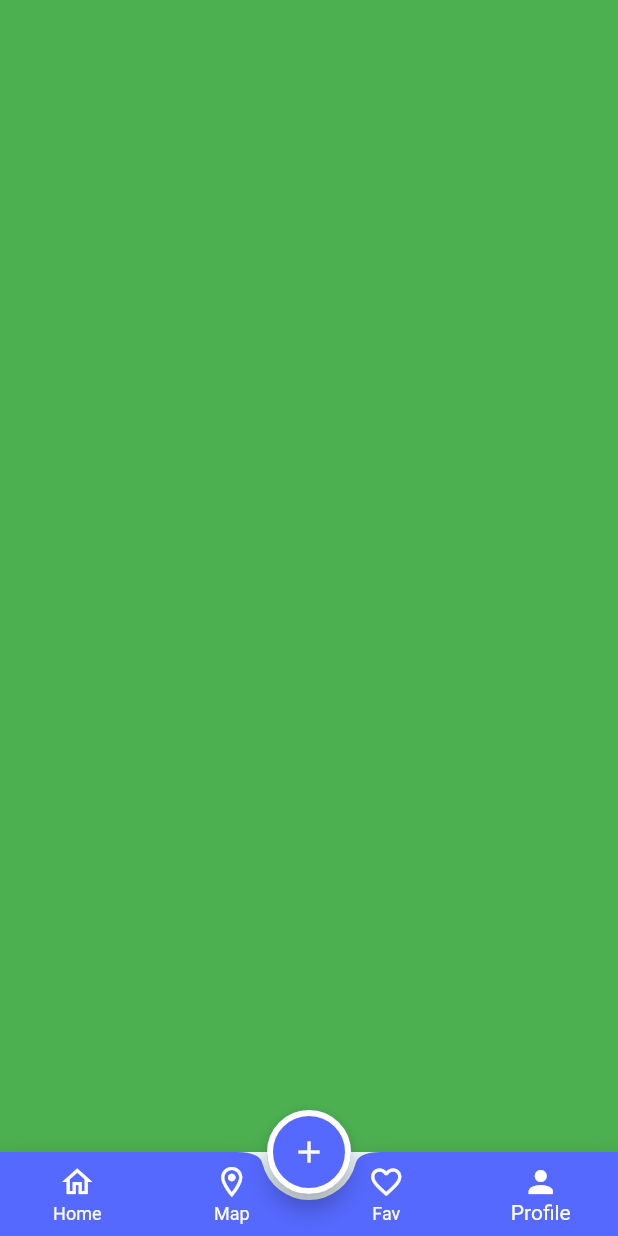
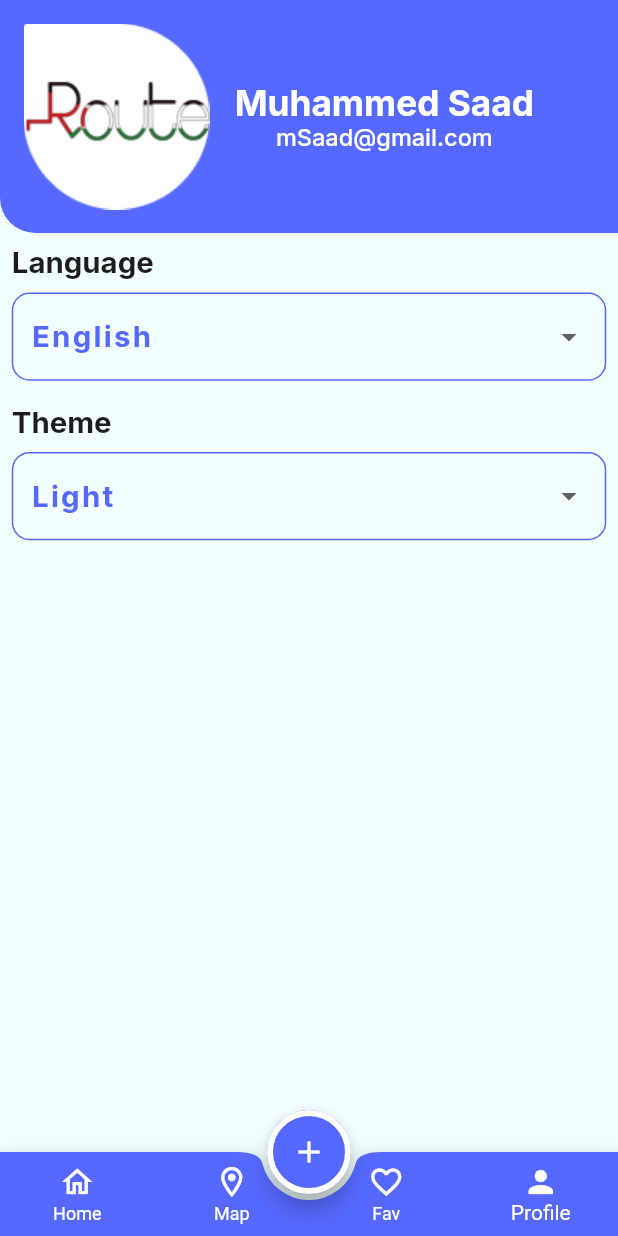
Before and after one commit to muhammedSaadX1/Evently-C15-Mon, a Flutter app: the screen it shows after launch, item 4 of the bottom bar chosen, on a phone screen of 412 x 824 dp. Run offline on Flutter 3.47's test engine with Material 3 defaults, Android fonts, the phone set to English and light mode, and no system bars; our stand-ins replace flutter_screenutil, google_fonts.

Commit message:
finished profile tab ui

```diff
--- a/lib/config/theme/theme_manager.dart
+++ b/lib/config/theme/theme_manager.dart
@@ -74,6 +74,11 @@ abstract class ThemeManager{
           textStyle: TextStyle(color: ColorsManager.blue, fontSize: 16.sp,fontWeight: FontWeight.bold,decoration: TextDecoration.underline, fontStyle: FontStyle.italic),
           foregroundColor: ColorsManager.blue),
 
+    ),
+    textTheme: TextTheme(
+      labelMedium: GoogleFonts.inter(fontSize: 20.sp, fontWeight: FontWeight.bold, color: ColorsManager.black1C),
+      labelSmall: GoogleFonts.inter(fontSize: 20.sp, fontWeight: FontWeight.bold, color: ColorsManager.blue),
+
     )
 
   );
--- a/lib/core/assets_manager.dart
+++ b/lib/core/assets_manager.dart
@@ -2,6 +2,7 @@ class ImageAssets{
   static const String base = "assets/images";
   static const String eventlyLogo = "$base/evently_logo.png";
   static const String meeting = "$base/meeting.png";
+  static const String profile = "$base/profile_image.png";
 }
 
 class SvgAssets{
--- a/lib/features/main_layout/profile/profile.dart
+++ b/lib/features/main_layout/profile/profile.dart
@@ -1,10 +1,139 @@
+import 'dart:developer';
+
+import 'package:evently_c15_mon/core/assets_manager.dart';
+import 'package:evently_c15_mon/core/colors_manager.dart';
 import 'package:flutter/material.dart';
+import 'package:flutter_screenutil/flutter_screenutil.dart';
+import 'package:google_fonts/google_fonts.dart';
 
-class Profile extends StatelessWidget {
+typedef OnChange = void Function(String?);
+
+class Profile extends StatefulWidget {
   const Profile({super.key});
 
   @override
+  State<Profile> createState() => _ProfileState();
+}
+
+class _ProfileState extends State<Profile> {
+  String selectedTheme = "Light";
+  String selectedLang = "English";
+
+  @override
   Widget build(BuildContext context) {
-    return Container(color: Colors.green,);
+    return SafeArea(
+      child: Column(
+        children: [
+          Container(
+            padding: REdgeInsets.all(16),
+            decoration: BoxDecoration(
+              color: ColorsManager.blue,
+              borderRadius: BorderRadius.only(
+                bottomLeft: Radius.circular(24.r),
+              ),
+            ),
+            child: Row(
+              children: [
+                Image.asset(ImageAssets.profile),
+                SizedBox(width: 16.w),
+                Column(
+                  children: [
+                    Text(
+                      "Muhammed Saad",
+                      style: GoogleFonts.inter(
+                        fontSize: 24.sp,
+                        fontWeight: FontWeight.bold,
+                        color: ColorsManager.white,
+                      ),
+                    ),
+                    Text(
+                      "mSaad@gmail.com",
+                      style: GoogleFonts.inter(
+                        fontSize: 16.sp,
+                        fontWeight: FontWeight.w500,
+                        color: ColorsManager.white,
+                      ),
+                    ),
+                  ],
+                ),
+              ],
+            ),
+          ),
+          Padding(
+            padding: REdgeInsets.all(8.0),
+            child: Column(
+              children: [
+                buildDropDown(
+                  selectedItemView: selectedLang,
+                  labelText: "Language",
+                  menuItems: ["English", "عربي"],
+                  onChange: (newLang) {
+                   selectedLang = newLang!;
+                   setState(() {
+
+                   });
+                  },
+                ),
+                SizedBox(height: 16.h),
+                buildDropDown(
+                  selectedItemView: selectedTheme,
+                  labelText: "Theme",
+                  menuItems: ["Light", "Dark"],
+                  onChange: (newTheme) {
+                   selectedTheme = newTheme!;
+                    setState(() {});
+                  },
+                ),
+              ],
+            ),
+          ),
+        ],
+      ),
+    );
+  }
+
+  Widget buildDropDown({
+    required String labelText,
+    required String selectedItemView,
+    required List<String> menuItems,
+    required OnChange? onChange,
+  }) {
+    return Column(
+      crossAxisAlignment: CrossAxisAlignment.start,
+      children: [
+        Text(labelText, style: Theme.of(context).textTheme.labelMedium),
+        SizedBox(height: 8.h),
+        SizedBox(
+          height: 60.h,
+          child: Container(
+            padding: REdgeInsets.all(12),
+            decoration: BoxDecoration(
+              borderRadius: BorderRadius.circular(12.r),
+              border: Border.all(color: ColorsManager.blue, width: 1),
+            ),
+            child: Row(
+              children: [
+                Text(
+                  selectedItemView,
+                  style: Theme.of(context).textTheme.labelSmall,
+                ),
+                Spacer(),
+                DropdownButton<String>(
+                  underline: Container(),
+                  items:
+                      menuItems.map((item) {
+                        return DropdownMenuItem<String>(
+                          value: item,
+                          child: Text(item),
+                        );
+                      }).toList(),
+                  onChanged: onChange,
+                ),
+              ],
+            ),
+          ),
+        ),
+      ],
+    );
   }
 }
```
Also changed, not shown: assets/images/2.0x/profile_image@2x.png (added), assets/images/3.0x/profile_image@3x.png (added), assets/images/profile_image.png (added).
